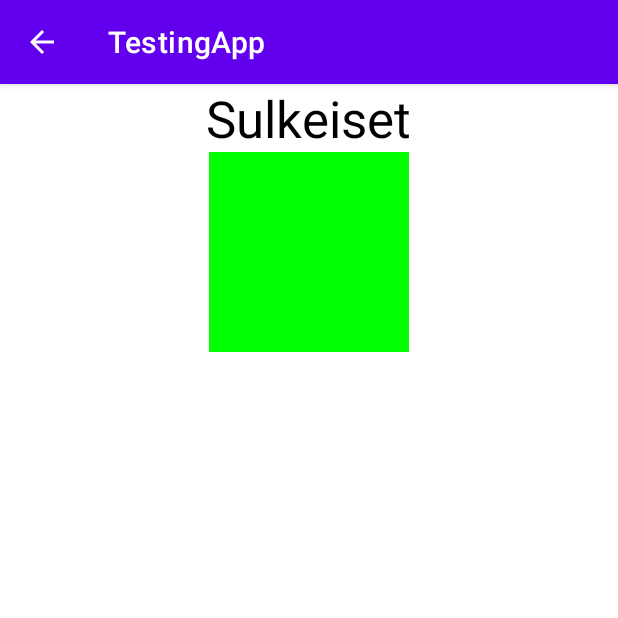
After one commit to ElRichardo/Testing-library, an Android app: the SulkeisetActivity screen opened directly, with no data from a screen before it, on a phone screen of 412 x 824 dp, the top half of it. The commit adds this screen. Run offline under Robolectric (Android 15) with nearby library versions, the phone set to English and light mode, and no system bars.

Commit message:
Large commit: started separating the blackjack app into different classes. Also made, with a lot of help, a traffic light app as an exercise

```diff
--- a/app/src/main/AndroidManifest.xml
+++ b/app/src/main/AndroidManifest.xml
@@ -86,6 +86,11 @@
             android:parentActivityName=".MainActivity"
             />
 
+        <activity
+            android:name=".sulkeiset.SulkeisetActivity"
+            android:parentActivityName=".MainActivity"
+            />
+
         <provider
             android:name="androidx.core.content.FileProvider"
             android:authorities="com.example.android.fileprovider"
--- /dev/null
+++ b/app/src/main/java/com/choicely/learn/testingapp/blackjack/PlayerHand.java
@@ -0,0 +1,40 @@
+package com.choicely.learn.testingapp.blackjack;
+
+import java.util.ArrayList;
+import java.util.List;
+import java.util.Random;
+
+public class PlayerHand {
+
+    private final Random random = new Random();
+
+    private final List<Integer> list = new ArrayList<>();
+
+    public void clear() {
+        list.clear();
+    }
+
+    public void addCard() {
+        int card  = random.nextInt(10 - 1) + 1;
+        list.add(card);
+    }
+
+    String getHandString() {
+        StringBuilder everyCard = new StringBuilder();
+
+        for (int i = 0; i < list.size(); i++) {
+            String singleCard = list.get(i).toString();
+            everyCard.append(singleCard + "\t");
+        }
+
+        return everyCard.toString();
+    }
+
+    int getSum() {
+        int sum = 0;
+        for(int i: list){
+            sum += i;
+        }
+        return sum;
+    }
+}
--- /dev/null
+++ b/app/src/main/java/com/choicely/learn/testingapp/sulkeiset/Lamppu.java
@@ -0,0 +1,23 @@
+package com.choicely.learn.testingapp.sulkeiset;
+
+public class Lamppu {//tämä luokka tietää onko se päällä ja se tietää myös värin
+
+    private int color;
+    private boolean isActive;
+
+    public int getColor() {
+        return color;
+    }
+
+    public void setColor(int color) {
+        this.color = color;
+    }
+
+    public boolean isActive() {
+        return isActive;
+    }
+
+    public void setActive(boolean active) {
+        isActive = active;
+    }
+}
--- /dev/null
+++ b/app/src/main/java/com/choicely/learn/testingapp/sulkeiset/LiikenneValot.java
@@ -0,0 +1,73 @@
+package com.choicely.learn.testingapp.sulkeiset;
+
+import android.graphics.Color;
+
+import java.util.ArrayList;
+import java.util.List;
+
+public class LiikenneValot {    //tietää vaan monta valoa on (valoja on viisi näytöllä)
+
+    List<Lamppu> list = new ArrayList<>();
+
+    public void createLights() {
+        Lamppu lamppu1 = new Lamppu();
+        lamppu1.setColor(Color.GREEN);
+        lamppu1.setActive(true);
+
+        list.add(lamppu1);
+
+        Lamppu lamppu2 = new Lamppu();
+        lamppu2.setColor(Color.YELLOW);
+        lamppu2.setActive(false);
+
+        list.add(lamppu2);
+
+        Lamppu lamppu3 = new Lamppu();
+        lamppu3.setColor(Color.RED);
+        lamppu3.setActive(false);
+
+        list.add(lamppu3);
+
+        Lamppu lamppu4 = new Lamppu();
+        lamppu4.setColor(Color.BLUE);
+        lamppu4.setActive(false);
+
+        list.add(lamppu4);
+
+        Lamppu lamppu5 = new Lamppu();
+        lamppu5.setColor(Color.BLACK);
+        lamppu5.setActive(false);
+
+        list.add(lamppu5);
+    }
+
+    private StatusChange statusListener;
+
+    public void updateStatus() {
+        for (int i = 0; i < list.size(); i++) {
+            if (list.get(i).isActive()) {
+                //if the last lamppu is active, set the first to active
+                if (i + 1 == list.size()) {
+                    list.get(i).setActive(false);
+                    list.get(0).setActive(true);
+                } else {
+                    //set the current inactive and the next one active
+                    list.get(i).setActive(false);
+                    list.get(i + 1).setActive(true);
+                }
+                //break so that it would stop going through the list if it finds an active lamp
+                break;
+            }
+        }
+        statusListener.onStatusChanged();
+    }
+
+    public void setStatusChange(StatusChange statusChange) {
+        statusListener = statusChange;
+    }
+
+    public interface StatusChange {
+
+        void onStatusChanged();
+    }
+}
--- /dev/null
+++ b/app/src/main/java/com/choicely/learn/testingapp/sulkeiset/SulkeisetActivity.java
@@ -0,0 +1,67 @@
+package com.choicely.learn.testingapp.sulkeiset;
+
+import android.graphics.Color;
+import android.os.Bundle;
+import android.view.Gravity;
+import android.view.View;
+import android.widget.LinearLayout;
+import android.widget.Toast;
+
+import androidx.annotation.Nullable;
+import androidx.appcompat.app.AppCompatActivity;
+
+import com.choicely.learn.testingapp.R;
+
+import java.util.ArrayList;
+import java.util.List;
+
+public class SulkeisetActivity extends AppCompatActivity {
+
+    private LiikenneValot liikenneValot = new LiikenneValot();
+
+    private LinearLayout linearLayout;
+
+    private List<View> list = new ArrayList<>();
+
+    @Override
+    protected void onCreate(@Nullable Bundle savedInstanceState) {
+        super.onCreate(savedInstanceState);
+        setContentView(R.layout.sulkeiset_activity);
+
+        linearLayout = findViewById(R.id.sulkeiset_activity_layout);
+
+        liikenneValot.createLights();
+
+        for (Lamppu lamppu : liikenneValot.list) {
+            View view = new View(this);
+            if (lamppu.isActive()) {
+                view.setBackgroundColor(lamppu.getColor());
+            }
+            LinearLayout.LayoutParams params = new LinearLayout.LayoutParams(200, 200);
+            params.gravity = Gravity.CENTER;
+
+            view.setLayoutParams(params);
+            linearLayout.addView(view);
+            list.add(view);
+        }
+
+        linearLayout.setOnClickListener(v -> {
+            liikenneValot.updateStatus();
+        });
+
+        LiikenneValot.StatusChange statusChange = new LiikenneValot.StatusChange() {
+            @Override
+            public void onStatusChanged() {
+                Toast.makeText(SulkeisetActivity.this, "ontouch", Toast.LENGTH_SHORT).show();
+                for (int i = 0; i < list.size(); i++) {
+                    if (liikenneValot.list.get(i).isActive()) {
+                        list.get(i).setBackgroundColor(liikenneValot.list.get(i).getColor());
+                    } else {
+                        list.get(i).setBackgroundColor(Color.WHITE);
+                    }
+                }
+            }
+        };
+        liikenneValot.setStatusChange(statusChange);
+    }
+}
--- /dev/null
+++ b/app/src/main/res/layout/sulkeiset_activity.xml
@@ -0,0 +1,16 @@
+<?xml version="1.0" encoding="utf-8"?>
+<LinearLayout xmlns:android="http://schemas.android.com/apk/res/android"
+    android:id="@+id/sulkeiset_activity_layout"
+    android:layout_width="match_parent"
+    android:layout_height="match_parent"
+    android:orientation="vertical">
+
+    <TextView
+        android:layout_width="wrap_content"
+        android:layout_height="wrap_content"
+        android:layout_gravity="center"
+        android:text="Sulkeiset"
+        android:textColor="@color/black"
+        android:textSize="34sp" />
+
+</LinearLayout>
```
Also changed, not shown: app/src/main/java/com/choicely/learn/testingapp/MainActivity.java (+7 -0 lines), app/src/main/java/com/choicely/learn/testingapp/blackjack/BlackJackActivity.java (+52 -84 lines), app/src/main/java/com/choicely/learn/testingapp/blackjack/DealerHand.java (+70 -0 lines), app/src/main/res/layout/main_activity.xml (+12 -0 lines).
